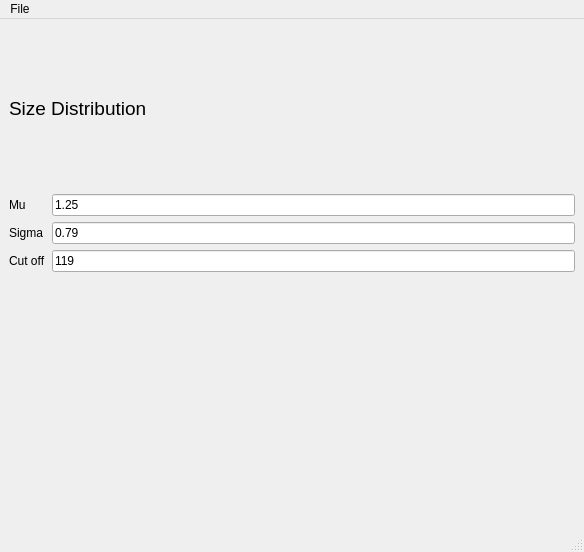
Above: Source/AIM/StatsGenerator/UI_Files/StatsGeneratorUI.ui from BlueQuartzSoftware/DREAM3D before the change. Below: the same form after it.
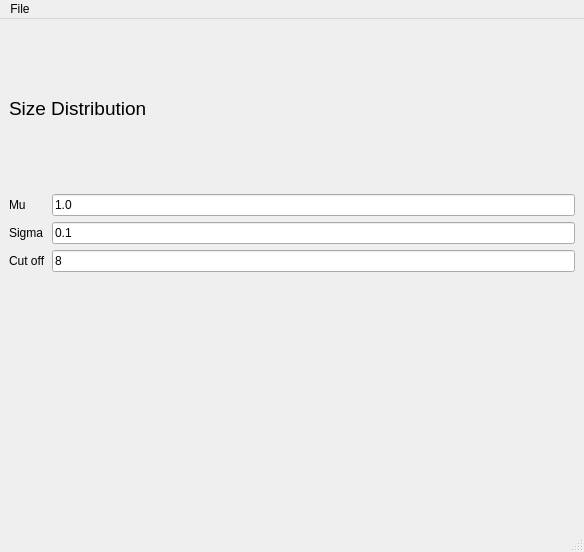
That is the form after the change. Custom widgets are drawn as their Qt base class.

Commit message: Size Distribution plots now use LogNormal for curve generation. Changed the GenCutoff method to generat a 6 element array for x and y values. Both plots are now rendered in the main plot window

Diff of the .ui file:
```diff
--- a/Source/AIM/StatsGenerator/UI_Files/StatsGeneratorUI.ui
+++ b/Source/AIM/StatsGenerator/UI_Files/StatsGeneratorUI.ui
@@ -39,7 +39,7 @@
       <item row="0" column="1">
        <widget class="QLineEdit" name="m_Mu_SizeDistribution">
         <property name="text">
-         <string>1.25</string>
+         <string>1.0</string>
         </property>
        </widget>
       </item>
@@ -60,14 +60,14 @@
       <item row="2" column="1">
        <widget class="QLineEdit" name="m_SigmaCutOff_SizeDistribution">
         <property name="text">
-         <string>119</string>
+         <string>8</string>
         </property>
        </widget>
       </item>
       <item row="1" column="1">
        <widget class="QLineEdit" name="m_Sigma_SizeDistribution">
         <property name="text">
-         <string>0.79</string>
+         <string>0.1</string>
         </property>
        </widget>
       </item>
```
The commit also changes 5 other files.
